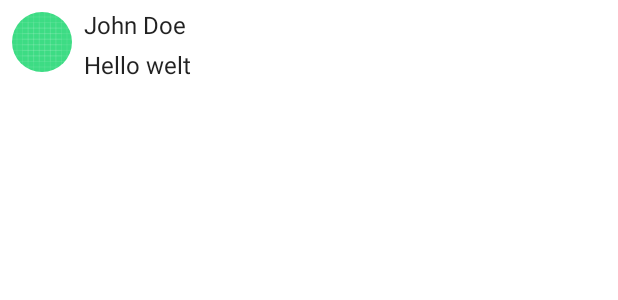
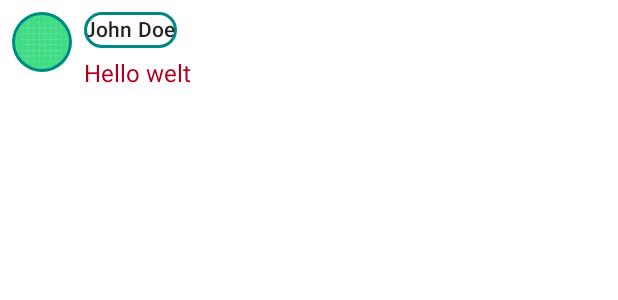
Before and after one commit to Ant8/ComposeDrugiePodejscie, an Android app built with Jetpack Compose: the @Preview function PreviewMessageContent, on a phone screen of 412 x 824 dp. Shown: the top 300 px of the screen. Run offline under Robolectric (Android 15) with nearby library versions, the phone set to English and light mode, and no system bars.

```diff
--- a/app/src/main/java/com/example/composedrugiepodejcie/MainActivity.kt
+++ b/app/src/main/java/com/example/composedrugiepodejcie/MainActivity.kt
@@ -4,6 +4,7 @@ import android.os.Bundle
 import androidx.activity.ComponentActivity
 import androidx.activity.compose.setContent
 import androidx.compose.foundation.Image
+import androidx.compose.foundation.border
 import androidx.compose.foundation.layout.Column
 import androidx.compose.foundation.layout.Row
 import androidx.compose.foundation.layout.Spacer
@@ -12,10 +13,12 @@ import androidx.compose.foundation.layout.padding
 import androidx.compose.foundation.layout.size
 import androidx.compose.foundation.layout.width
 import androidx.compose.foundation.shape.CircleShape
+import androidx.compose.material.MaterialTheme
 import androidx.compose.material.Text
 import androidx.compose.runtime.Composable
 import androidx.compose.ui.Modifier
 import androidx.compose.ui.draw.clip
+import androidx.compose.ui.focus.focusModifier
 import androidx.compose.ui.res.painterResource
 import androidx.compose.ui.tooling.preview.Preview
 import androidx.compose.ui.unit.dp
@@ -25,7 +28,9 @@ class MainActivity : ComponentActivity() {
     override fun onCreate(savedInstanceState: Bundle?) {
         super.onCreate(savedInstanceState)
         setContent {
-            MessageContent(Message("wesół awtor", "wesoła treźdź"))
+            ComposeDrugiePodejścieTheme {
+                MessageContent(Message("wesół awtor", "wesoła treźdź"))
+            }
         }
     }
 }
@@ -41,14 +46,23 @@ private fun MessageContent(
             modifier = Modifier
                 .size(40.dp)
                 .clip(CircleShape)
+                .border(2.dp, MaterialTheme.colors.secondaryVariant, CircleShape)
         )
 
         Spacer(modifier = Modifier.width(8.dp))
 
         Column {
-            Text(message.author)
+            Text(
+                message.author,
+                modifier = Modifier.border(2.dp, MaterialTheme.colors.secondaryVariant, CircleShape),
+                style = MaterialTheme.typography.subtitle2
+            )
             Spacer(modifier = Modifier.height(8.dp))
-            Text(message.body)
+            Text(
+                message.body,
+                color = MaterialTheme.colors.error,
+                style = MaterialTheme.typography.body1
+            )
         }
     }
 }
```
